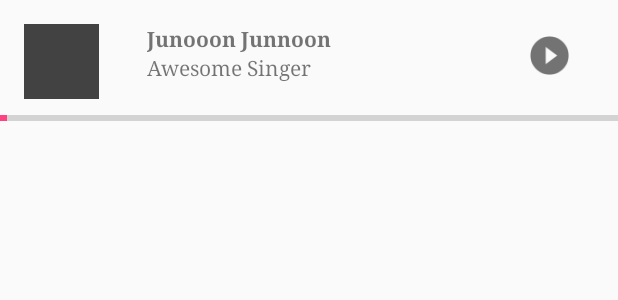
After one commit to webianks/EdforaStudio, an Android app: the layout bottom_bar_ui.xml on its own in the app's theme, with its tools: preview values and no code run, on a phone screen of 412 x 824 dp. The commit adds this screen. Shown: the top 300 px of the screen. Run offline under Robolectric (Android 15) with nearby library versions, the phone set to English and light mode, and no system bars; network calls fail.

Commit message:
Now we playing in the bottom section.

```diff
--- a/app/build.gradle
+++ b/app/build.gradle
@@ -31,4 +31,5 @@ dependencies {
     compile 'com.android.volley:volley:1.0.0'
     compile 'com.github.bumptech.glide:glide:3.7.0'
     compile 'com.github.myinnos:AppFontChanger:1.0'
+    compile 'com.sothree.slidinguppanel:library:3.3.1'
 }
--- /dev/null
+++ b/app/src/main/res/layout/bottom_bar_ui.xml
@@ -0,0 +1,83 @@
+<RelativeLayout xmlns:android="http://schemas.android.com/apk/res/android"
+    android:layout_width="match_parent"
+    android:layout_height="match_parent">
+
+
+    <ImageView
+        android:id="@+id/thumbnail"
+        android:layout_width="50dp"
+        android:layout_height="50dp"
+        android:layout_margin="@dimen/margin_card"
+        android:background="@color/cardview_dark_background" />
+
+    <LinearLayout
+        android:id="@+id/song_container"
+        android:layout_width="match_parent"
+        android:layout_height="wrap_content"
+        android:layout_toRightOf="@id/thumbnail"
+        android:orientation="horizontal"
+        android:weightSum="2">
+
+        <LinearLayout
+            android:layout_width="0dp"
+            android:layout_height="wrap_content"
+            android:layout_weight="1.5"
+            android:orientation="vertical">
+
+            <TextView
+
+                android:id="@+id/song_title"
+                android:layout_width="wrap_content"
+                android:layout_height="wrap_content"
+                android:paddingLeft="@dimen/margin_card"
+                android:paddingRight="@dimen/margin_card"
+                android:paddingTop="@dimen/margin_card"
+                android:text="@string/song_name"
+                android:textStyle="bold" />
+
+            <TextView
+                android:id="@+id/artists"
+                android:layout_width="wrap_content"
+                android:layout_height="wrap_content"
+                android:ellipsize="end"
+                android:maxLines="1"
+                android:paddingBottom="@dimen/margin_two"
+                android:paddingLeft="@dimen/margin_card"
+                android:paddingRight="@dimen/margin_card"
+                android:text="@string/song_artists" />
+
+
+        </LinearLayout>
+
+
+        <LinearLayout
+            android:layout_width="0dp"
+            android:layout_height="wrap_content"
+            android:layout_weight="0.5">
+
+            <ImageView
+                android:id="@+id/play_pause"
+                android:layout_width="wrap_content"
+                android:layout_height="wrap_content"
+                android:layout_margin="@dimen/margin_card"
+                android:src="@drawable/ic_play_circle_filled" />
+
+
+        </LinearLayout>
+
+    </LinearLayout>
+
+    <ProgressBar
+        android:layout_below="@id/song_container"
+        android:id="@+id/song_progress"
+        style="@style/Widget.AppCompat.ProgressBar.Horizontal"
+        android:layout_width="match_parent"
+        android:layout_height="5dp"
+        android:indeterminate="false"
+        android:layout_marginTop="@dimen/margin_two"
+        android:max="100"
+        android:progress="1"/>
+
+
+
+</RelativeLayout>
--- a/app/src/main/res/values/styles.xml
+++ b/app/src/main/res/values/styles.xml
@@ -6,6 +6,7 @@
         <item name="colorPrimary">@color/colorPrimary</item>
         <item name="colorPrimaryDark">@color/colorPrimaryDark</item>
         <item name="colorAccent">@color/colorAccent</item>
+        <item name="android:windowActionBarOverlay">true</item>
         <item name="android:typeface">serif</item>
     </style>
 
```
Also changed, not shown: app/src/main/java/com/webianks/task/edforastudio/MainActivity.java (+104 -1 lines), app/src/main/java/com/webianks/task/edforastudio/SongsAdapter.java (+23 -3 lines), app/src/main/res/layout/activity_main.xml (+16 -4 lines), app/src/main/res/drawable-hdpi/ic_pause_circle_filled.png (added), app/src/main/res/drawable-hdpi/ic_play_circle_filled.png (added), app/src/main/res/drawable-mdpi/ic_pause_circle_filled.png (added), app/src/main/res/drawable-mdpi/ic_play_circle_filled.png (added), app/src/main/res/drawable-xhdpi/ic_pause_circle_filled.png (added), app/src/main/res/drawable-xhdpi/ic_play_circle_filled.png (added), app/src/main/res/drawable-xxhdpi/ic_pause_circle_filled.png (added), app/src/main/res/drawable-xxhdpi/ic_play_circle_filled.png (added), app/src/main/res/drawable-xxxhdpi/ic_pause_circle_filled.png (added), app/src/main/res/drawable-xxxhdpi/ic_play_circle_filled.png (added), app/src/main/res/drawable-xxxhdpi/ic_play_circle_filled_white_48dp.png (deleted).
